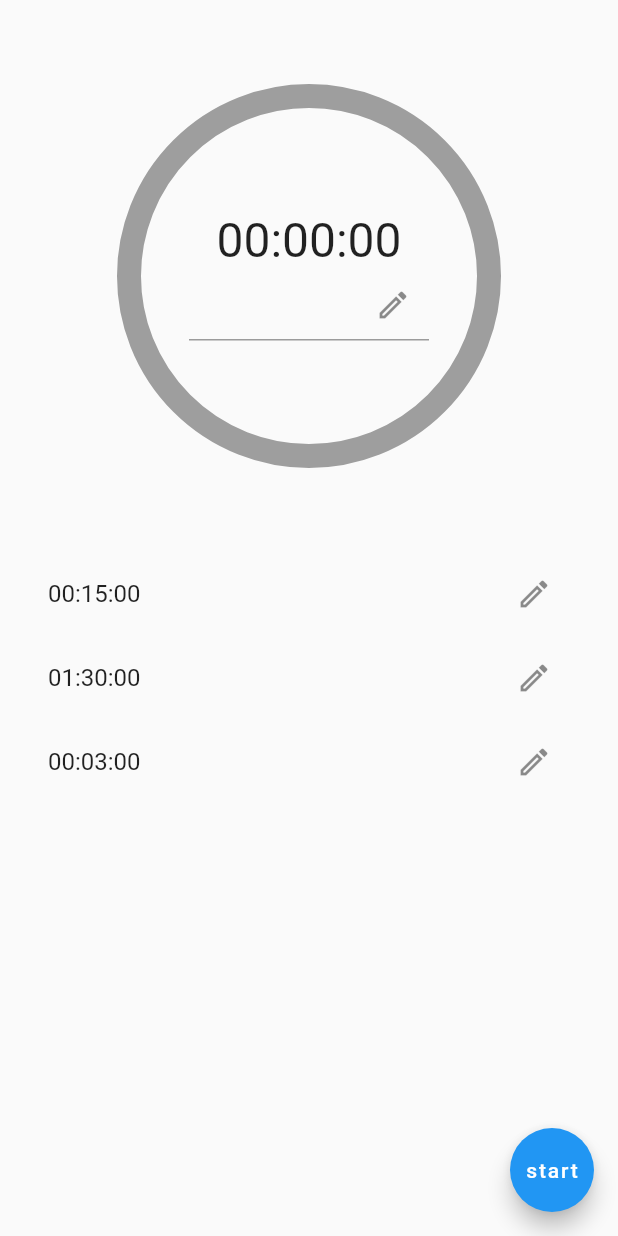
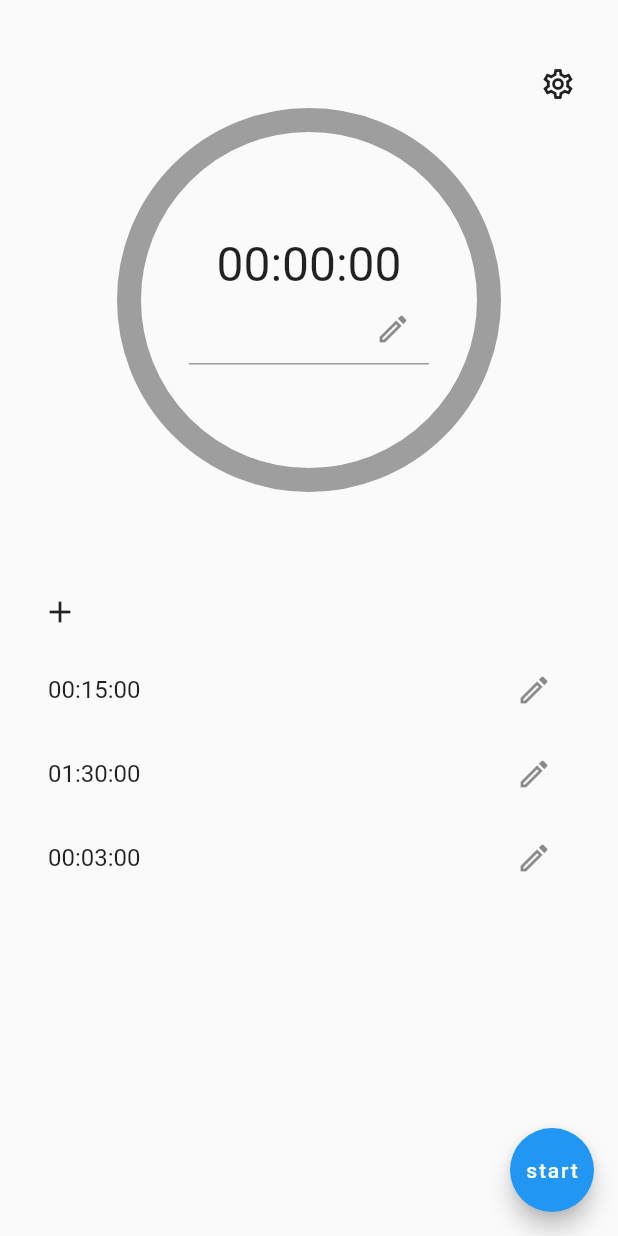
Before and after one commit to KobayashiYoh/silent_timer_app, a Flutter app: the screen it shows after launch, on a phone screen of 412 x 824 dp. Run offline on Flutter 3.47's test engine with Material 2 defaults, Android fonts, the phone set to English and light mode, and no system bars; our stand-ins replace flutter_local_notifications, freezed_annotation, hooks_riverpod, vibration; generated files the repository leaves out were written again.

Commit message:
ボタンのUIを追加

```diff
--- a/lib/views/timer_page.dart
+++ b/lib/views/timer_page.dart
@@ -13,9 +13,17 @@ class TimerPage extends ConsumerWidget {
     return Scaffold(
       body: SafeArea(
         child: Container(
-          padding: const EdgeInsets.symmetric(vertical: 64.0, horizontal: 16.0),
+          padding: const EdgeInsets.symmetric(horizontal: 16.0),
           child: Column(
             children: [
+              const SizedBox(height: 32.0),
+              Container(
+                alignment: Alignment.centerRight,
+                child: IconButton(
+                  onPressed: () {},
+                  icon: const Icon(Icons.settings_outlined),
+                ),
+              ),
               Stack(
                 alignment: Alignment.center,
                 children: [
@@ -51,6 +59,13 @@ class TimerPage extends ConsumerWidget {
                 ],
               ),
               const SizedBox(height: 64.0),
+              Container(
+                alignment: Alignment.centerLeft,
+                child: IconButton(
+                  onPressed: () {},
+                  icon: const Icon(Icons.add),
+                ),
+              ),
               Expanded(
                 child: ListView(
                   children: const [
```
